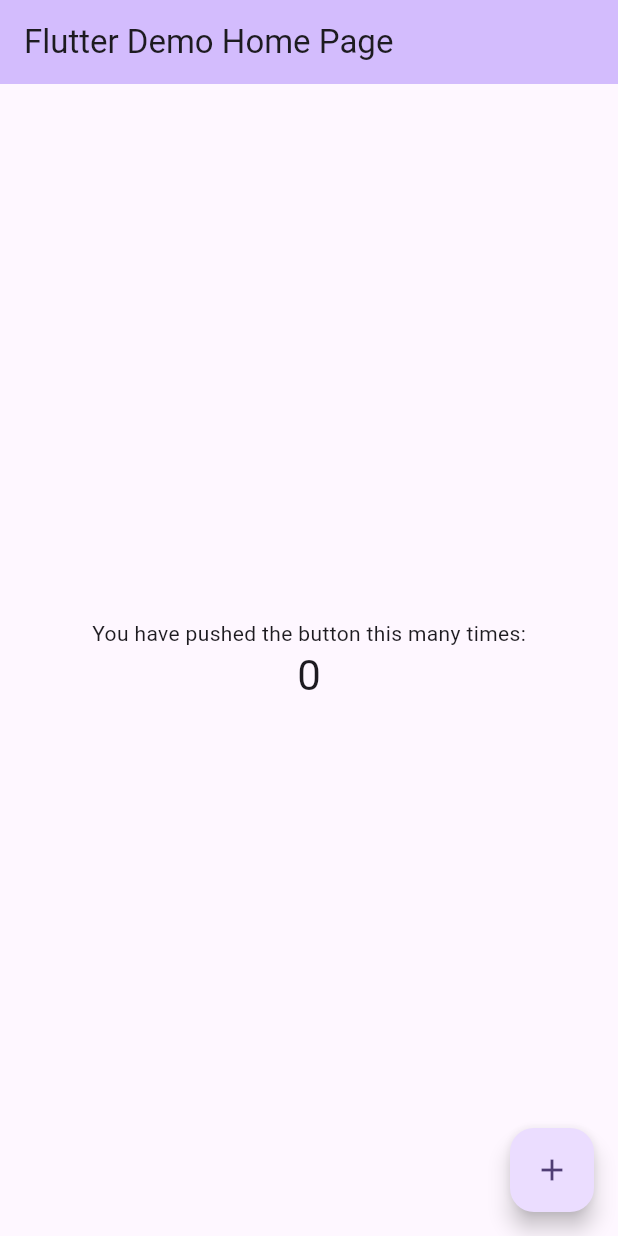
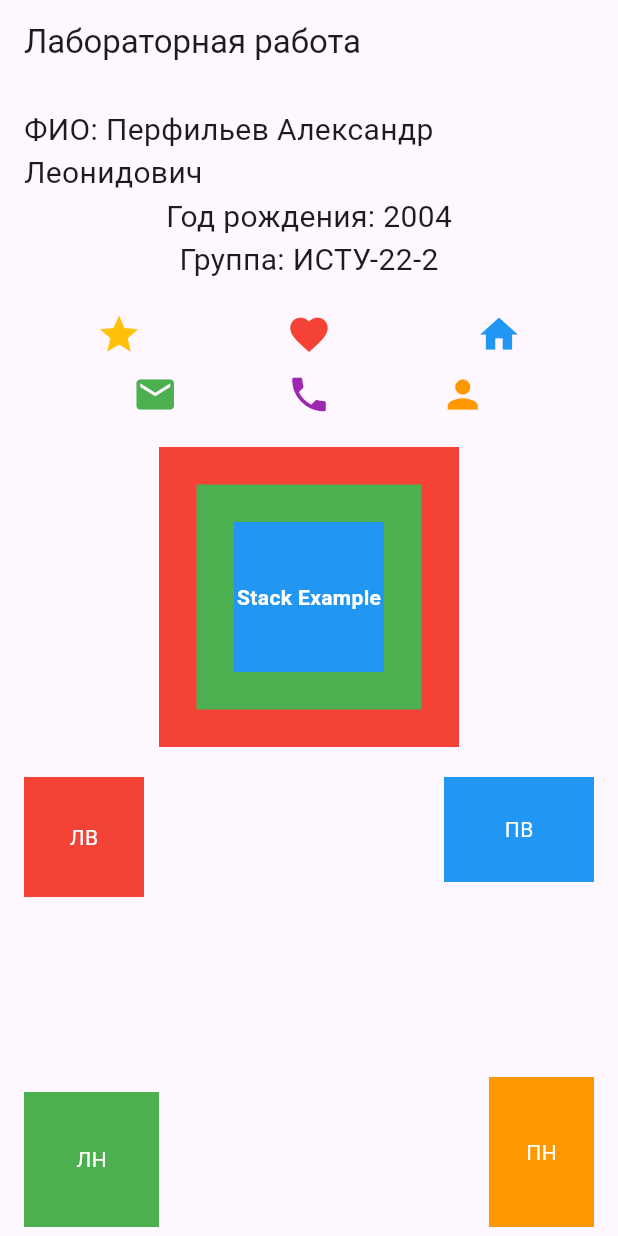
Before and after one commit to Alex-i-ART/Flutter, a Flutter app: the screen it shows after launch, on a phone screen of 412 x 824 dp. Run offline on Flutter 3.47's test engine with Material 3 defaults, Android fonts, the phone set to English and light mode, and no system bars.

Commit message:
Добавил виджеты, сделал лабораторную работу №2

```diff
--- a/lib/main.dart
+++ b/lib/main.dart
@@ -1,122 +1,185 @@
 import 'package:flutter/material.dart';
 
 void main() {
-  runApp(const MyApp());
+  runApp(MyApp());
 }
 
 class MyApp extends StatelessWidget {
-  const MyApp({super.key});
-
-  // This widget is the root of your application.
   @override
   Widget build(BuildContext context) {
     return MaterialApp(
-      title: 'Flutter Demo',
-      theme: ThemeData(
-        // This is the theme of your application.
-        //
-        // TRY THIS: Try running your application with "flutter run". You'll see
-        // the application has a purple toolbar. Then, without quitting the app,
-        // try changing the seedColor in the colorScheme below to Colors.green
-        // and then invoke "hot reload" (save your changes or press the "hot
-        // reload" button in a Flutter-supported IDE, or press "r" if you used
-        // the command line to start the app).
-        //
-        // Notice that the counter didn't reset back to zero; the application
-        // state is not lost during the reload. To reset the state, use hot
-        // restart instead.
-        //
-        // This works for code too, not just values: Most code changes can be
-        // tested with just a hot reload.
-        colorScheme: ColorScheme.fromSeed(seedColor: Colors.deepPurple),
+      home: Scaffold(
+        appBar: AppBar(
+          title: Text('Лабораторная работа'),
+        ),
+        body: MyHomePage(),
       ),
-      home: const MyHomePage(title: 'Flutter Demo Home Page'),
     );
   }
 }
 
-class MyHomePage extends StatefulWidget {
-  const MyHomePage({super.key, required this.title});
-
-  // This widget is the home page of your application. It is stateful, meaning
-  // that it has a State object (defined below) that contains fields that affect
-  // how it looks.
-
-  // This class is the configuration for the state. It holds the values (in this
-  // case the title) provided by the parent (in this case the App widget) and
-  // used by the build method of the State. Fields in a Widget subclass are
-  // always marked "final".
-
-  final String title;
-
-  @override
-  State<MyHomePage> createState() => _MyHomePageState();
-}
-
-class _MyHomePageState extends State<MyHomePage> {
-  int _counter = 0;
-
-  void _incrementCounter() {
-    setState(() {
-      // This call to setState tells the Flutter framework that something has
-      // changed in this State, which causes it to rerun the build method below
-      // so that the display can reflect the updated values. If we changed
-      // _counter without calling setState(), then the build method would not be
-      // called again, and so nothing would appear to happen.
-      _counter++;
-    });
-  }
-
+class MyHomePage extends StatelessWidget {
   @override
   Widget build(BuildContext context) {
-    // This method is rerun every time setState is called, for instance as done
-    // by the _incrementCounter method above.
-    //
-    // The Flutter framework has been optimized to make rerunning build methods
-    // fast, so that you can just rebuild anything that needs updating rather
-    // than having to individually change instances of widgets.
-    return Scaffold(
-      appBar: AppBar(
-        // TRY THIS: Try changing the color here to a specific color (to
-        // Colors.amber, perhaps?) and trigger a hot reload to see the AppBar
-        // change color while the other colors stay the same.
-        backgroundColor: Theme.of(context).colorScheme.inversePrimary,
-        // Here we take the value from the MyHomePage object that was created by
-        // the App.build method, and use it to set our appbar title.
-        title: Text(widget.title),
-      ),
-      body: Center(
-        // Center is a layout widget. It takes a single child and positions it
-        // in the middle of the parent.
+    return SingleChildScrollView(
+      padding: EdgeInsets.all(16.0),
+      child: Center(
         child: Column(
-          // Column is also a layout widget. It takes a list of children and
-          // arranges them vertically. By default, it sizes itself to fit its
-          // children horizontally, and tries to be as tall as its parent.
-          //
-          // Column has various properties to control how it sizes itself and
-          // how it positions its children. Here we use mainAxisAlignment to
-          // center the children vertically; the main axis here is the vertical
-          // axis because Columns are vertical (the cross axis would be
-          // horizontal).
-          //
-          // TRY THIS: Invoke "debug painting" (choose the "Toggle Debug Paint"
-          // action in the IDE, or press "p" in the console), to see the
-          // wireframe for each widget.
           mainAxisAlignment: MainAxisAlignment.center,
-          children: <Widget>[
-            const Text('You have pushed the button this many times:'),
-            Text(
-              '$_counter',
-              style: Theme.of(context).textTheme.headlineMedium,
+          children: [
+            // Текстовые виджеты в Column
+            Column(
+              children: [
+                Text('ФИО: Перфильев Александр Леонидович', style: TextStyle(fontSize: 20)),
+                Text('Год рождения: 2004', style: TextStyle(fontSize: 20)),
+                Text('Группа: ИСТУ-22-2', style: TextStyle(fontSize: 20)),
+                SizedBox(height: 20),
+              ],
+            ),
+
+            // Виджеты Row с иконками
+            Column(
+              children: [
+                Row(
+                  mainAxisAlignment: MainAxisAlignment.spaceAround,
+                  children: [
+                    Icon(Icons.star, size: 30, color: Colors.amber),
+                    Icon(Icons.favorite, size: 30, color: Colors.red),
+                    Icon(Icons.home, size: 30, color: Colors.blue),
+                  ],
+                ),
+                SizedBox(height: 10),
+                Row(
+                  mainAxisAlignment: MainAxisAlignment.spaceEvenly,
+                  children: [
+                    Icon(Icons.email, size: 30, color: Colors.green),
+                    Icon(Icons.phone, size: 30, color: Colors.purple),
+                    Icon(Icons.person, size: 30, color: Colors.orange),
+                  ],
+                ),
+                SizedBox(height: 20),
+              ],
+            ),
+
+            // Виджет Stack с контейнерами
+            Stack(
+              alignment: Alignment.center,
+              children: [
+                Container(color: Colors.red, width: 200, height: 200),
+                Container(color: Colors.green, width: 150, height: 150),
+                Container(color: Colors.blue, width: 100, height: 100),
+                Text('Stack Example', style: TextStyle(color: Colors.white, fontWeight: FontWeight.bold)),
+              ],
+            ),
+            SizedBox(height: 20),
+
+            // НОВЫЙ Stack с контейнерами по углам
+            Container(
+              height: 300, // Высота для Stack
+              child: Stack(
+                children: [
+                  // Левый верхний угол
+                  Positioned(
+                    top: 0,
+                    left: 0,
+                    child: Container(
+                      width: 80,
+                      height: 80,
+                      color: Colors.red,
+                      child: Center(child: Text('ЛВ', style: TextStyle(color: Colors.white))),
+                    ),
+                  ),
+
+                  // Правый верхний угол
+                  Positioned(
+                    top: 0,
+                    right: 0,
+                    child: Container(
+                      width: 100,
+                      height: 70,
+                      color: Colors.blue,
+                      child: Center(child: Text('ПВ', style: TextStyle(color: Colors.white))),
+                    ),
+                  ),
+
+                  // Левый нижний угол
+                  Positioned(
+                    bottom: 0,
+                    left: 0,
+                    child: Container(
+                      width: 90,
+                      height: 90,
+                      color: Colors.green,
+                      child: Center(child: Text('ЛН', style: TextStyle(color: Colors.white))),
+                    ),
+                  ),
+
+                  // Правый нижний угол
+                  Positioned(
+                    bottom: 0,
+                    right: 0,
+                    child: Container(
+                      width: 70,
+                      height: 100,
+                      color: Colors.orange,
+                      child: Center(child: Text('ПН', style: TextStyle(color: Colors.white))),
+                    ),
+                  ),
+                ],
+              ),
+            ),
+            SizedBox(height: 20),
+
+            // Текстовые виджеты в Wrap
+            Wrap(
+              spacing: 8.0,
+              runSpacing: 8.0,
+              children: [
+                Container(
+                  padding: EdgeInsets.all(8.0),
+                  color: Colors.amber,
+                  child: Text('ФИО: Перфиьев Александр Леоинидович'),
+                ),
+                Container(
+                  padding: EdgeInsets.all(8.0),
+                  color: Colors.lightBlue,
+                  child: Text('Год рождения: 2004'),
+                ),
+                Container(
+                  padding: EdgeInsets.all(8.0),
+                  color: Colors.lightGreen,
+                  child: Text('Группа: ИСТУ-22-2'),
+                ),
+                Container(
+                  padding: EdgeInsets.all(8.0),
+                  color: Colors.pinkAccent,
+                  child: Text('Специальность: Программист'),
+                ),
+                Container(
+                  padding: EdgeInsets.all(8.0),
+                  color: Colors.deepPurpleAccent,
+                  child: Text('Курс: 4'),
+                ),
+              ],
+            ),
+
+            // Original Wrap с цветными контейнерами
+            SizedBox(height: 20),
+            Wrap(
+              spacing: 8.0,
+              runSpacing: 8.0,
+              children: List.generate(6, (index) {
+                return Container(
+                  width: 100,
+                  height: 100,
+                  color: Colors.primaries[index % Colors.primaries.length],
+                  child: Center(child: Text('Container $index', style: TextStyle(color: Colors.white))),
+                );
+              }),
             ),
           ],
         ),
       ),
-      floatingActionButton: FloatingActionButton(
-        onPressed: _incrementCounter,
-        tooltip: 'Increment',
-        child: const Icon(Icons.add),
-      ), // This trailing comma makes auto-formatting nicer for build methods.
     );
   }
 }
```
Also changed, not shown: 1 other file.
